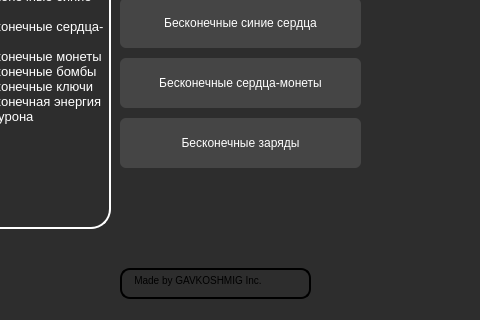
The window that Interface_RU17.ui (DuckAndStranger/isaac-cheat) describes before a commit, drawn with Qt 5; both pictures show x 140 to 620 and y 472 to 792 of the 1019 by 792 pixel window.
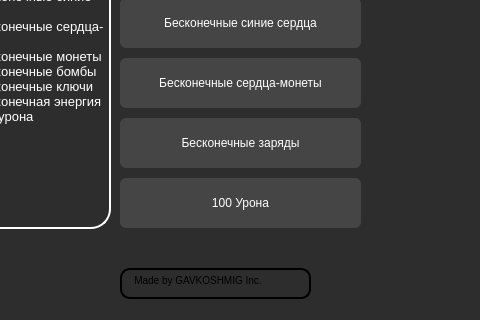
The same window after the commit. Icons and pictures are not drawn.

Commit message: дмг и косяк перевода фикс

Patch:
```diff
--- a/Interface_RU17.ui
+++ b/Interface_RU17.ui
@@ -1385,6 +1385,42 @@
 }</string>
     </property>
    </widget>
+   <widget class="QPushButton" name="Dmg_100">
+    <property name="geometry">
+     <rect>
+      <x>260</x>
+      <y>650</y>
+      <width>241</width>
+      <height>50</height>
+     </rect>
+    </property>
+    <property name="styleSheet">
+     <string notr="true">QPushButton {
+	color: rgb(255, 255, 255);
+	font: 10pt &quot;MS Shell Dlg 2&quot;;
+    border-radius: 6px;
+	background-color: rgb(69, 69, 69);
+    min-width: 80px;
+}
+QPushButton:hover{
+	border: 2px solid rgb(50, 50, 50);
+}
+QPushButton:pressed {
+	background-color: rgb(64, 64, 64);
+}
+
+QPushButton:flat {
+    border: none; 
+}
+
+QPushButton:default {
+    border-color: navy; 
+}</string>
+    </property>
+    <property name="text">
+     <string>100 Урона</string>
+    </property>
+   </widget>
   </widget>
  </widget>
  <resources/>
```
The commit also changes 1 other file.
